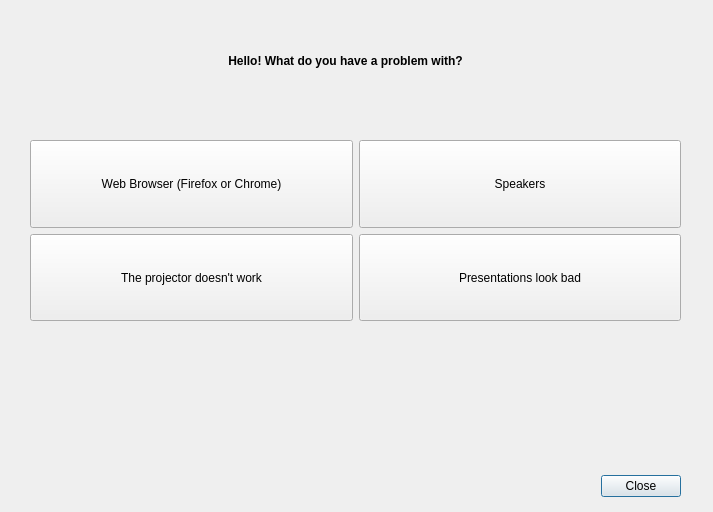
Before: the Qt Designer form ui/problem_dialog.ui in Atrate/qSchoolHelper, drawn with Qt 5.
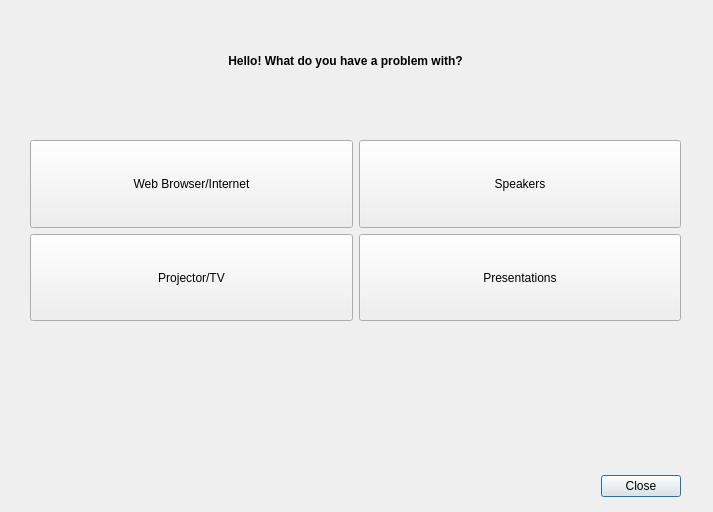
After: the same form once the commit is applied.

```diff
--- a/ui/problem_dialog.ui
+++ b/ui/problem_dialog.ui
@@ -86,7 +86,7 @@
        </sizepolicy>
       </property>
       <property name="text">
-       <string>Web Browser (Firefox or Chrome)</string>
+       <string>Web Browser/Internet</string>
       </property>
      </widget>
     </item>
@@ -99,7 +99,7 @@
        </sizepolicy>
       </property>
       <property name="text">
-       <string>Presentations look bad</string>
+       <string>Presentations</string>
       </property>
      </widget>
     </item>
@@ -117,7 +117,7 @@
        </font>
       </property>
       <property name="text">
-       <string>The projector doesn't work</string>
+       <string>Projector/TV</string>
       </property>
      </widget>
     </item>
```
Left out of the diff: 8 changed lines with no effect on the pictures.
